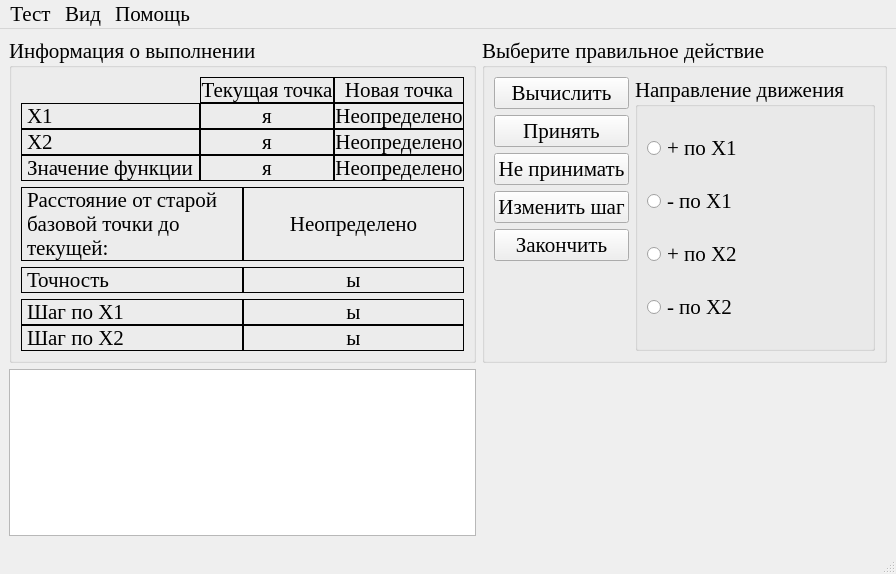
Eliminationzx/optimizationmethods, file optimizationmethods/ui/CWdescent_fixwindow.ui: the form before one commit.
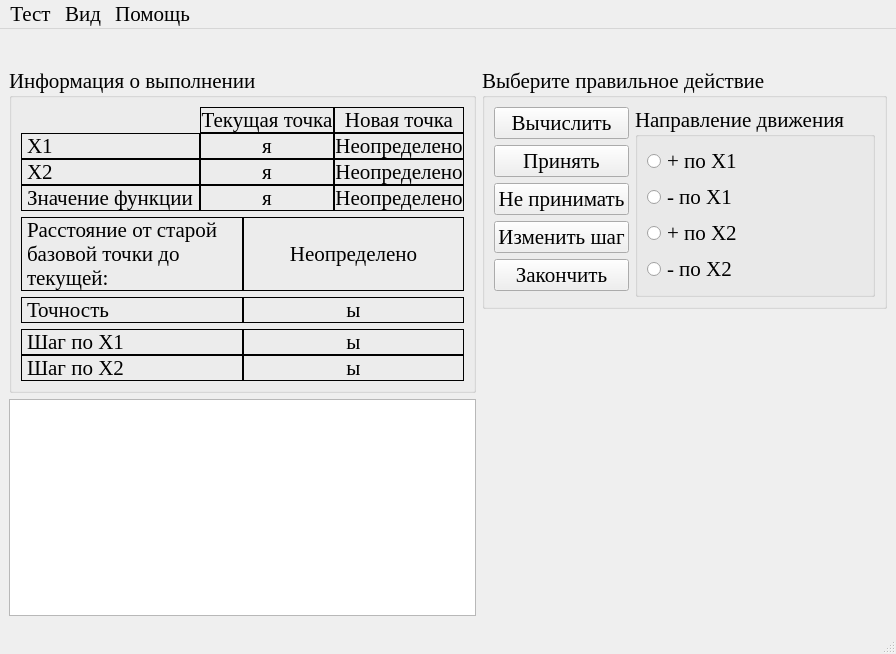
The form after the commit. Icons and pictures are not drawn.

The edit to the form file:
```diff
--- a/optimizationmethods/ui/CWdescent_fixwindow.ui
+++ b/optimizationmethods/ui/CWdescent_fixwindow.ui
@@ -10,7 +10,7 @@
     <x>0</x>
     <y>0</y>
     <width>870</width>
-    <height>574</height>
+    <height>654</height>
    </rect>
   </property>
   <property name="font">
@@ -27,142 +27,15 @@
     <normaloff>:/icon/icon.bmp</normaloff>:/icon/icon.bmp</iconset>
   </property>
   <widget class="QWidget" name="centralwidget">
-   <layout class="QGridLayout" name="gridLayout_4" columnstretch="1,1">
-    <item row="0" column="1">
-     <widget class="QGroupBox" name="groupBox_3">
-      <property name="title">
-       <string>Выберите правильное действие</string>
+   <layout class="QGridLayout" name="gridLayout_4" columnstretch="1,2">
+    <item row="0" column="0" colspan="2">
+     <widget class="QLabel" name="func">
+      <property name="alignment">
+       <set>Qt::AlignCenter</set>
       </property>
-      <property name="checkable">
-       <bool>false</bool>
-      </property>
-      <layout class="QGridLayout" name="gridLayout" columnstretch="1,1">
-       <item row="0" column="0">
-        <widget class="QPushButton" name="calculate_bt">
-         <property name="toolTip">
-          <string>&lt;!DOCTYPE HTML PUBLIC &quot;-//W3C//DTD HTML 4.0//EN&quot; &quot;http://www.w3.org/TR/REC-html40/strict.dtd&quot;&gt;
-&lt;html&gt;&lt;head&gt;&lt;meta name=&quot;qrichtext&quot; content=&quot;1&quot; /&gt;&lt;style type=&quot;text/css&quot;&gt;
-p, li { white-space: pre-wrap; }
-&lt;/style&gt;&lt;/head&gt;&lt;body style=&quot; font-family:'Times New Roman'; font-size:13pt; font-weight:600; font-style:normal;&quot;&gt;
-&lt;p style=&quot; margin-top:0px; margin-bottom:0px; margin-left:0px; margin-right:0px; -qt-block-indent:0; text-indent:0px;&quot;&gt;&lt;span style=&quot; font-weight:400;&quot;&gt;Выполнить выбранный в правом списке шаг.&lt;/span&gt;&lt;/p&gt;&lt;/body&gt;&lt;/html&gt;</string>
-         </property>
-         <property name="text">
-          <string>Вычислить</string>
-         </property>
-        </widget>
-       </item>
-       <item row="0" column="1" rowspan="6">
-        <widget class="QGroupBox" name="groupBox">
-         <property name="font">
-          <font>
-           <weight>50</weight>
-           <bold>false</bold>
-          </font>
-         </property>
-         <property name="title">
-          <string>Направление движения</string>
-         </property>
-         <layout class="QVBoxLayout" name="verticalLayout_2">
-          <item>
-           <widget class="QRadioButton" name="up_x1_rb">
-            <property name="text">
-             <string>+ по Х1</string>
-            </property>
-           </widget>
-          </item>
-          <item>
-           <widget class="QRadioButton" name="down_x1_rb">
-            <property name="text">
-             <string>- по Х1</string>
-            </property>
-           </widget>
-          </item>
-          <item>
-           <widget class="QRadioButton" name="up_x2_rb">
-            <property name="text">
-             <string>+ по Х2</string>
-            </property>
-           </widget>
-          </item>
-          <item>
-           <widget class="QRadioButton" name="down_x2_rb">
-            <property name="text">
-             <string>- по Х2</string>
-            </property>
-           </widget>
-          </item>
-         </layout>
-        </widget>
-       </item>
-       <item row="1" column="0">
-        <widget class="QPushButton" name="accept_bt">
-         <property name="toolTip">
-          <string>&lt;!DOCTYPE HTML PUBLIC &quot;-//W3C//DTD HTML 4.0//EN&quot; &quot;http://www.w3.org/TR/REC-html40/strict.dtd&quot;&gt;
-&lt;html&gt;&lt;head&gt;&lt;meta name=&quot;qrichtext&quot; content=&quot;1&quot; /&gt;&lt;style type=&quot;text/css&quot;&gt;
-p, li { white-space: pre-wrap; }
-&lt;/style&gt;&lt;/head&gt;&lt;body style=&quot; font-family:'Times New Roman'; font-size:13pt; font-weight:600; font-style:normal;&quot;&gt;
-&lt;p style=&quot; margin-top:0px; margin-bottom:0px; margin-left:0px; margin-right:0px; -qt-block-indent:0; text-indent:0px;&quot;&gt;&lt;span style=&quot; font-weight:400;&quot;&gt;Установить новую точку в качестве текущей.&lt;/span&gt;&lt;/p&gt;&lt;/body&gt;&lt;/html&gt;</string>
-         </property>
-         <property name="text">
-          <string>Принять</string>
-         </property>
-        </widget>
-       </item>
-       <item row="2" column="0">
-        <widget class="QPushButton" name="not_accept_bt">
-         <property name="toolTip">
-          <string>&lt;!DOCTYPE HTML PUBLIC &quot;-//W3C//DTD HTML 4.0//EN&quot; &quot;http://www.w3.org/TR/REC-html40/strict.dtd&quot;&gt;
-&lt;html&gt;&lt;head&gt;&lt;meta name=&quot;qrichtext&quot; content=&quot;1&quot; /&gt;&lt;style type=&quot;text/css&quot;&gt;
-p, li { white-space: pre-wrap; }
-&lt;/style&gt;&lt;/head&gt;&lt;body style=&quot; font-family:'Times New Roman'; font-size:13pt; font-weight:600; font-style:normal;&quot;&gt;
-&lt;p style=&quot; margin-top:0px; margin-bottom:0px; margin-left:0px; margin-right:0px; -qt-block-indent:0; text-indent:0px;&quot;&gt;&lt;span style=&quot; font-weight:400;&quot;&gt;Отбросить новую точку и перейти к следующему шагу алгоритма.&lt;/span&gt;&lt;/p&gt;&lt;/body&gt;&lt;/html&gt;</string>
-         </property>
-         <property name="text">
-          <string>Не принимать</string>
-         </property>
-        </widget>
-       </item>
-       <item row="4" column="0">
-        <widget class="QPushButton" name="end_bt">
-         <property name="toolTip">
-          <string>&lt;!DOCTYPE HTML PUBLIC &quot;-//W3C//DTD HTML 4.0//EN&quot; &quot;http://www.w3.org/TR/REC-html40/strict.dtd&quot;&gt;
-&lt;html&gt;&lt;head&gt;&lt;meta name=&quot;qrichtext&quot; content=&quot;1&quot; /&gt;&lt;style type=&quot;text/css&quot;&gt;
-p, li { white-space: pre-wrap; }
-&lt;/style&gt;&lt;/head&gt;&lt;body style=&quot; font-family:'Times New Roman'; font-size:13pt; font-weight:600; font-style:normal;&quot;&gt;
-&lt;p style=&quot; margin-top:0px; margin-bottom:0px; margin-left:0px; margin-right:0px; -qt-block-indent:0; text-indent:0px;&quot;&gt;&lt;span style=&quot; font-weight:400;&quot;&gt;Закончить алгоритм, приняв текущую точку в качестве минимума.&lt;/span&gt;&lt;/p&gt;&lt;/body&gt;&lt;/html&gt;</string>
-         </property>
-         <property name="text">
-          <string>Закончить</string>
-         </property>
-        </widget>
-       </item>
-       <item row="3" column="0">
-        <widget class="QPushButton" name="change_step_bt">
-         <property name="toolTip">
-          <string>&lt;!DOCTYPE HTML PUBLIC &quot;-//W3C//DTD HTML 4.0//EN&quot; &quot;http://www.w3.org/TR/REC-html40/strict.dtd&quot;&gt;
-&lt;html&gt;&lt;head&gt;&lt;meta name=&quot;qrichtext&quot; content=&quot;1&quot; /&gt;&lt;style type=&quot;text/css&quot;&gt;
-p, li { white-space: pre-wrap; }
-&lt;/style&gt;&lt;/head&gt;&lt;body style=&quot; font-family:'Times New Roman'; font-size:13pt; font-weight:600; font-style:normal;&quot;&gt;
-&lt;p style=&quot; margin-top:0px; margin-bottom:0px; margin-left:0px; margin-right:0px; -qt-block-indent:0; text-indent:0px;&quot;&gt;&lt;span style=&quot; font-weight:400;&quot;&gt;Уменьшить шаг&lt;/span&gt;&lt;/p&gt;&lt;/body&gt;&lt;/html&gt;</string>
-         </property>
-         <property name="text">
-          <string>Изменить шаг</string>
-         </property>
-        </widget>
-       </item>
-      </layout>
      </widget>
     </item>
-    <item row="1" column="0">
-     <widget class="QTextBrowser" name="LogTxtBrsr">
-      <property name="font">
-       <font>
-        <pointsize>14</pointsize>
-       </font>
-      </property>
-     </widget>
-    </item>
-    <item row="0" column="0">
+    <item row="1" column="0" rowspan="2">
      <widget class="QGroupBox" name="groupBox_2">
       <property name="title">
        <string>Информация о выполнении</string>
@@ -485,6 +358,140 @@
       </layout>
      </widget>
     </item>
+    <item row="1" column="1">
+     <widget class="QGroupBox" name="groupBox_3">
+      <property name="title">
+       <string>Выберите правильное действие</string>
+      </property>
+      <property name="checkable">
+       <bool>false</bool>
+      </property>
+      <layout class="QGridLayout" name="gridLayout" columnstretch="1,1">
+       <item row="0" column="0">
+        <widget class="QPushButton" name="calculate_bt">
+         <property name="toolTip">
+          <string>&lt;!DOCTYPE HTML PUBLIC &quot;-//W3C//DTD HTML 4.0//EN&quot; &quot;http://www.w3.org/TR/REC-html40/strict.dtd&quot;&gt;
+&lt;html&gt;&lt;head&gt;&lt;meta name=&quot;qrichtext&quot; content=&quot;1&quot; /&gt;&lt;style type=&quot;text/css&quot;&gt;
+p, li { white-space: pre-wrap; }
+&lt;/style&gt;&lt;/head&gt;&lt;body style=&quot; font-family:'Times New Roman'; font-size:13pt; font-weight:600; font-style:normal;&quot;&gt;
+&lt;p style=&quot; margin-top:0px; margin-bottom:0px; margin-left:0px; margin-right:0px; -qt-block-indent:0; text-indent:0px;&quot;&gt;&lt;span style=&quot; font-weight:400;&quot;&gt;Выполнить выбранный в правом списке шаг.&lt;/span&gt;&lt;/p&gt;&lt;/body&gt;&lt;/html&gt;</string>
+         </property>
+         <property name="text">
+          <string>Вычислить</string>
+         </property>
+        </widget>
+       </item>
+       <item row="0" column="1" rowspan="6">
+        <widget class="QGroupBox" name="groupBox">
+         <property name="font">
+          <font>
+           <weight>50</weight>
+           <bold>false</bold>
+          </font>
+         </property>
+         <property name="title">
+          <string>Направление движения</string>
+         </property>
+         <layout class="QVBoxLayout" name="verticalLayout_2">
+          <item>
+           <widget class="QRadioButton" name="up_x1_rb">
+            <property name="text">
+             <string>+ по Х1</string>
+            </property>
+           </widget>
+          </item>
+          <item>
+           <widget class="QRadioButton" name="down_x1_rb">
+            <property name="text">
+             <string>- по Х1</string>
+            </property>
+           </widget>
+          </item>
+          <item>
+           <widget class="QRadioButton" name="up_x2_rb">
+            <property name="text">
+             <string>+ по Х2</string>
+            </property>
+           </widget>
+          </item>
+          <item>
+           <widget class="QRadioButton" name="down_x2_rb">
+            <property name="text">
+             <string>- по Х2</string>
+            </property>
+           </widget>
+          </item>
+         </layout>
+        </widget>
+       </item>
+       <item row="1" column="0">
+        <widget class="QPushButton" name="accept_bt">
+         <property name="toolTip">
+          <string>&lt;!DOCTYPE HTML PUBLIC &quot;-//W3C//DTD HTML 4.0//EN&quot; &quot;http://www.w3.org/TR/REC-html40/strict.dtd&quot;&gt;
+&lt;html&gt;&lt;head&gt;&lt;meta name=&quot;qrichtext&quot; content=&quot;1&quot; /&gt;&lt;style type=&quot;text/css&quot;&gt;
+p, li { white-space: pre-wrap; }
+&lt;/style&gt;&lt;/head&gt;&lt;body style=&quot; font-family:'Times New Roman'; font-size:13pt; font-weight:600; font-style:normal;&quot;&gt;
+&lt;p style=&quot; margin-top:0px; margin-bottom:0px; margin-left:0px; margin-right:0px; -qt-block-indent:0; text-indent:0px;&quot;&gt;&lt;span style=&quot; font-weight:400;&quot;&gt;Установить новую точку в качестве текущей.&lt;/span&gt;&lt;/p&gt;&lt;/body&gt;&lt;/html&gt;</string>
+         </property>
+         <property name="text">
+          <string>Принять</string>
+         </property>
+        </widget>
+       </item>
+       <item row="2" column="0">
+        <widget class="QPushButton" name="not_accept_bt">
+         <property name="toolTip">
+          <string>&lt;!DOCTYPE HTML PUBLIC &quot;-//W3C//DTD HTML 4.0//EN&quot; &quot;http://www.w3.org/TR/REC-html40/strict.dtd&quot;&gt;
+&lt;html&gt;&lt;head&gt;&lt;meta name=&quot;qrichtext&quot; content=&quot;1&quot; /&gt;&lt;style type=&quot;text/css&quot;&gt;
+p, li { white-space: pre-wrap; }
+&lt;/style&gt;&lt;/head&gt;&lt;body style=&quot; font-family:'Times New Roman'; font-size:13pt; font-weight:600; font-style:normal;&quot;&gt;
+&lt;p style=&quot; margin-top:0px; margin-bottom:0px; margin-left:0px; margin-right:0px; -qt-block-indent:0; text-indent:0px;&quot;&gt;&lt;span style=&quot; font-weight:400;&quot;&gt;Отбросить новую точку и перейти к следующему шагу алгоритма.&lt;/span&gt;&lt;/p&gt;&lt;/body&gt;&lt;/html&gt;</string>
+         </property>
+         <property name="text">
+          <string>Не принимать</string>
+         </property>
+        </widget>
+       </item>
+       <item row="4" column="0">
+        <widget class="QPushButton" name="end_bt">
+         <property name="toolTip">
+          <string>&lt;!DOCTYPE HTML PUBLIC &quot;-//W3C//DTD HTML 4.0//EN&quot; &quot;http://www.w3.org/TR/REC-html40/strict.dtd&quot;&gt;
+&lt;html&gt;&lt;head&gt;&lt;meta name=&quot;qrichtext&quot; content=&quot;1&quot; /&gt;&lt;style type=&quot;text/css&quot;&gt;
+p, li { white-space: pre-wrap; }
+&lt;/style&gt;&lt;/head&gt;&lt;body style=&quot; font-family:'Times New Roman'; font-size:13pt; font-weight:600; font-style:normal;&quot;&gt;
+&lt;p style=&quot; margin-top:0px; margin-bottom:0px; margin-left:0px; margin-right:0px; -qt-block-indent:0; text-indent:0px;&quot;&gt;&lt;span style=&quot; font-weight:400;&quot;&gt;Закончить алгоритм, приняв текущую точку в качестве минимума.&lt;/span&gt;&lt;/p&gt;&lt;/body&gt;&lt;/html&gt;</string>
+         </property>
+         <property name="text">
+          <string>Закончить</string>
+         </property>
+        </widget>
+       </item>
+       <item row="3" column="0">
+        <widget class="QPushButton" name="change_step_bt">
+         <property name="toolTip">
+          <string>&lt;!DOCTYPE HTML PUBLIC &quot;-//W3C//DTD HTML 4.0//EN&quot; &quot;http://www.w3.org/TR/REC-html40/strict.dtd&quot;&gt;
+&lt;html&gt;&lt;head&gt;&lt;meta name=&quot;qrichtext&quot; content=&quot;1&quot; /&gt;&lt;style type=&quot;text/css&quot;&gt;
+p, li { white-space: pre-wrap; }
+&lt;/style&gt;&lt;/head&gt;&lt;body style=&quot; font-family:'Times New Roman'; font-size:13pt; font-weight:600; font-style:normal;&quot;&gt;
+&lt;p style=&quot; margin-top:0px; margin-bottom:0px; margin-left:0px; margin-right:0px; -qt-block-indent:0; text-indent:0px;&quot;&gt;&lt;span style=&quot; font-weight:400;&quot;&gt;Уменьшить шаг&lt;/span&gt;&lt;/p&gt;&lt;/body&gt;&lt;/html&gt;</string>
+         </property>
+         <property name="text">
+          <string>Изменить шаг</string>
+         </property>
+        </widget>
+       </item>
+      </layout>
+     </widget>
+    </item>
+    <item row="3" column="0">
+     <widget class="QTextBrowser" name="LogTxtBrsr">
+      <property name="font">
+       <font>
+        <pointsize>14</pointsize>
+       </font>
+      </property>
+     </widget>
+    </item>
    </layout>
   </widget>
   <widget class="QMenuBar" name="menubar">
```
Left out of the diff: 2 changed lines with no effect on the pictures.
